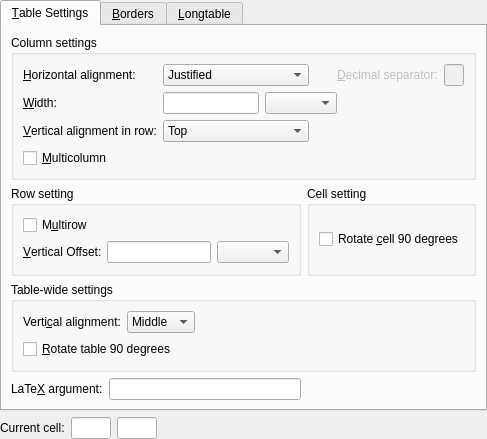
Old version of the form src/frontends/qt4/ui/TabularUi.ui in the repository cburschka/lyx.
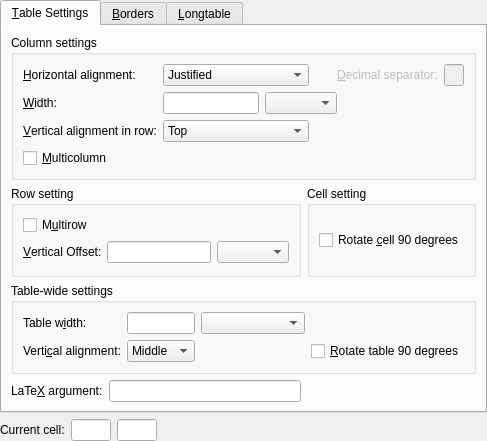
New version of the form. Custom widgets are drawn as their Qt base class.

Commit message: support for tabular*

What changed in the file:
```diff
--- a/src/frontends/qt4/ui/TabularUi.ui
+++ b/src/frontends/qt4/ui/TabularUi.ui
@@ -1,12 +1,12 @@
 <ui version="4.0" >
  <class>TabularUi</class>
- <widget class="QWidget" name="TabularUi" >
-  <property name="geometry" >
+ <widget class="QWidget" name="TabularUi">
+  <property name="geometry">
    <rect>
     <x>0</x>
     <y>0</y>
-    <width>427</width>
-    <height>429</height>
+    <width>433</width>
+    <height>400</height>
    </rect>
   </property>
   <property name="windowTitle" >
@@ -306,18 +306,51 @@
          </layout>
         </widget>
        </item>
-       <item row="2" column="0" colspan="3" >
-        <widget class="QGroupBox" name="tabAlignmentGB" >
-         <property name="enabled" >
+       <item row="3" column="0">
+        <widget class="QLabel" name="specialAlignmentLA">
+         <property name="text">
+          <string>LaTe&amp;X argument:</string>
+         </property>
+         <property name="buddy">
+          <cstring>specialAlignmentED</cstring>
+         </property>
+        </widget>
+       </item>
+       <item row="3" column="1">
+        <widget class="QLineEdit" name="specialAlignmentED">
+         <property name="toolTip">
+          <string>Custom column format (LaTeX)</string>
+         </property>
+        </widget>
+       </item>
+       <item row="2" column="0" colspan="3">
+        <widget class="QGroupBox" name="tabAlignmentGB">
+         <property name="enabled">
           <bool>true</bool>
          </property>
          <property name="title" >
           <string>Table-wide settings</string>
          </property>
-         <layout class="QGridLayout" name="gridLayout_4" >
-          <item row="0" column="0" >
-           <widget class="QLabel" name="TableAlignCO" >
-            <property name="text" >
+         <layout class="QGridLayout" name="gridLayout_4">
+          <item row="1" column="0">
+           <widget class="QLabel" name="tabularWidthL">
+            <property name="text">
+             <string>Table w&amp;idth:</string>
+            </property>
+            <property name="buddy">
+             <cstring>tabularWidthED</cstring>
+            </property>
+           </widget>
+          </item>
+          <item row="1" column="2">
+           <widget class="LengthCombo" name="tabularWidthUnitCB"/>
+          </item>
+          <item row="1" column="1">
+           <widget class="QLineEdit" name="tabularWidthED"/>
+          </item>
+          <item row="2" column="0">
+           <widget class="QLabel" name="TableAlignCO">
+            <property name="text">
              <string>Verti&amp;cal alignment:</string>
             </property>
             <property name="buddy" >
@@ -325,9 +358,9 @@
             </property>
            </widget>
           </item>
-          <item row="0" column="1" >
-           <widget class="QComboBox" name="TableAlignCB" >
-            <property name="toolTip" >
+          <item row="2" column="1">
+           <widget class="QComboBox" name="TableAlignCB">
+            <property name="toolTip">
              <string>Vertical alignment of the table</string>
             </property>
             <property name="currentIndex" >
@@ -350,9 +383,9 @@
             </item>
            </widget>
           </item>
-          <item row="0" column="2" >
-           <spacer name="spacer_2" >
-            <property name="orientation" >
+          <item row="2" column="2">
+           <spacer name="spacer_2">
+            <property name="orientation">
              <enum>Qt::Horizontal</enum>
             </property>
             <property name="sizeType" >
@@ -366,9 +399,9 @@
             </property>
            </spacer>
           </item>
-          <item row="1" column="0" colspan="2" >
-           <widget class="QCheckBox" name="rotateTabularCB" >
-            <property name="enabled" >
+          <item row="2" column="3">
+           <widget class="QCheckBox" name="rotateTabularCB">
+            <property name="enabled">
              <bool>true</bool>
             </property>
             <property name="toolTip" >
@@ -382,23 +415,6 @@
          </layout>
         </widget>
        </item>
-       <item row="3" column="0" >
-        <widget class="QLabel" name="specialAlignmentLA" >
-         <property name="text" >
-          <string>LaTe&amp;X argument:</string>
-         </property>
-         <property name="buddy" >
-          <cstring>specialAlignmentED</cstring>
-         </property>
-        </widget>
-       </item>
-       <item row="3" column="1" >
-        <widget class="QLineEdit" name="specialAlignmentED" >
-         <property name="toolTip" >
-          <string>Custom column format (LaTeX)</string>
-         </property>
-        </widget>
-       </item>
       </layout>
      </widget>
      <widget class="QWidget" name="Borders" >
```
Left out of the diff: 1028 changed lines with no effect on the pictures. The commit also changes 6 other files.
